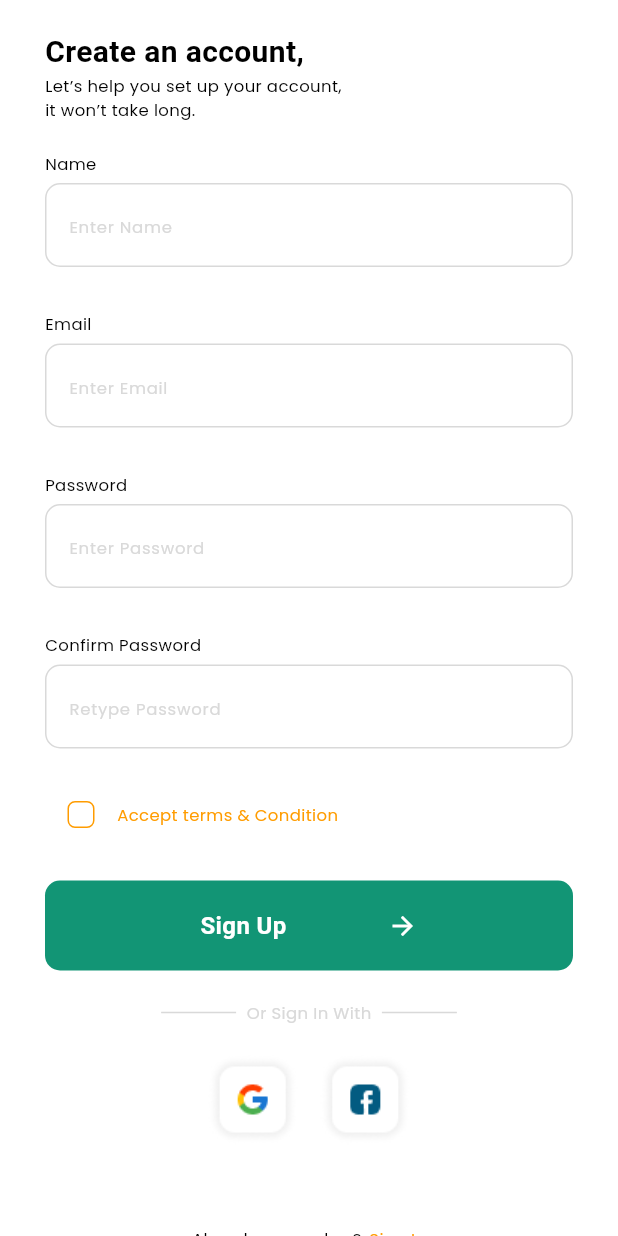
After one commit to dbwpghks56/flutter_recipe_app_course, a Flutter app: the SignUpScreen screen opened by its route, on a phone screen of 412 x 824 dp. The commit adds this screen. Run offline on Flutter 3.47's test engine with Material 3 defaults, Android fonts, the phone set to English and light mode, and no system bars; our stand-ins replace go_router.

Commit message:
[Feature] Sing Up Screen Create

```diff
--- a/lib/core/routing/router.dart
+++ b/lib/core/routing/router.dart
@@ -1,5 +1,6 @@
 import 'package:flutter/material.dart';
 import 'package:flutter_recipe_app_course/presentation/sign_in/sign_in_screen.dart';
+import 'package:flutter_recipe_app_course/presentation/sign_up/sign_up_screen.dart';
 import 'package:flutter_recipe_app_course/presentation/splash/splash_screen.dart';
 import 'package:go_router/go_router.dart';
 
@@ -15,13 +16,27 @@ final router = GoRouter(
     GoRoute(
       path: '/Splash',
       builder: (context, state) {
-        return const SplashScreen();
+        return SplashScreen(
+          onStartCooking: () {
+            context.go('/SignIn');
+          },
+        );
       },
     ),
     GoRoute(
       path: '/SignIn',
       builder: (context, state) {
-        return const SignInScreen();
+        return SignInScreen(
+          onSignUp: () {
+            context.go('/SignUp');
+          },
+        );
+      },
+    ),
+    GoRoute(
+      path: '/SignUp',
+      builder: (context, state) {
+        return const SignUpScreen();
       },
     ),
     GoRoute(
--- a/lib/main.dart
+++ b/lib/main.dart
@@ -7,6 +7,7 @@ import 'package:flutter_recipe_app_course/core/presentation/components/rating_bu
 import 'package:flutter_recipe_app_course/core/presentation/components/small_button.dart';
 import 'package:flutter_recipe_app_course/core/presentation/components/two_tab.dart';
 import 'package:flutter_recipe_app_course/core/presentation/dialogs/rating_dialog.dart';
+import 'package:flutter_recipe_app_course/ui/color_styles.dart';
 import 'package:flutter_recipe_app_course/ui/text_styles.dart';
 
 import 'core/routing/router.dart';
@@ -26,7 +27,9 @@ class MyApp extends StatelessWidget {
       title: 'Flutter Demo',
       debugShowCheckedModeBanner: false,
       theme: ThemeData(
-        colorScheme: const ColorScheme.light(),
+        colorScheme: const ColorScheme.light(
+          primary: ColorStyles.primary100,
+        ),
         scaffoldBackgroundColor: Colors.white,
         useMaterial3: true,
       ),
--- a/lib/presentation/sign_in/sign_in_screen.dart
+++ b/lib/presentation/sign_in/sign_in_screen.dart
@@ -6,7 +6,11 @@ import 'package:flutter_recipe_app_course/ui/color_styles.dart';
 import '../../ui/text_styles.dart';
 
 class SignInScreen extends StatelessWidget {
-  const SignInScreen({super.key});
+  final void Function() onSignUp;
+  const SignInScreen({
+    super.key,
+    required this.onSignUp,
+  });
 
   @override
   Widget build(BuildContext context) {
@@ -100,10 +104,13 @@ class SignInScreen extends StatelessWidget {
                     ),
                   ),
                   const SizedBox(width: 5),
-                  Text(
-                    "Sign Up",
-                    style: TextStyles.smallerTextRegular.copyWith(
-                      color: ColorStyles.secondary100,
+                  GestureDetector(
+                    onTap: onSignUp,
+                    child: Text(
+                      "Sign Up",
+                      style: TextStyles.smallerTextRegular.copyWith(
+                        color: ColorStyles.secondary100,
+                      ),
                     ),
                   ),
                 ],
--- /dev/null
+++ b/lib/presentation/sign_up/sign_up_screen.dart
@@ -0,0 +1,156 @@
+import 'package:flutter/material.dart';
+import 'package:flutter_recipe_app_course/core/presentation/components/big_button.dart';
+import 'package:flutter_recipe_app_course/core/presentation/components/input_field.dart';
+import 'package:flutter_recipe_app_course/ui/color_styles.dart';
+import 'package:flutter_recipe_app_course/ui/text_styles.dart';
+
+class SignUpScreen extends StatefulWidget {
+  const SignUpScreen({super.key});
+
+  @override
+  State<SignUpScreen> createState() => _SignUpScreenState();
+}
+
+class _SignUpScreenState extends State<SignUpScreen> {
+  bool _isChecked = false;
+  @override
+  Widget build(BuildContext context) {
+    return Scaffold(
+      body: SafeArea(
+        child: SingleChildScrollView(
+          child: Padding(
+            padding: const EdgeInsets.symmetric(horizontal: 30.0),
+            child: Column(
+              crossAxisAlignment: CrossAxisAlignment.start,
+              children: [
+                const SizedBox(height: 20),
+                const Text(
+                  "Create an account,",
+                  style: TextStyles.largeTextBold,
+                ),
+                const SizedBox(
+                  width: 200,
+                  child: Text(
+                    "Let’s help you set up your account, it won’t take long.",
+                    style: TextStyles.smallerTextRegular,
+                  ),
+                ),
+                const SizedBox(height: 20),
+                const InputField(
+                  label: "Name",
+                  placeHolder: "Enter Name",
+                ),
+                const SizedBox(height: 30),
+                const InputField(
+                  label: "Email",
+                  placeHolder: "Enter Email",
+                ),
+                const SizedBox(height: 30),
+                const InputField(
+                  label: "Password",
+                  placeHolder: "Enter Password",
+                ),
+                const SizedBox(height: 30),
+                const InputField(
+                  label: "Confirm Password",
+                  placeHolder: "Retype Password",
+                ),
+                const SizedBox(height: 20),
+                Row(
+                  children: [
+                    Checkbox(
+                      value: _isChecked,
+                      onChanged: (value) {
+                        setState(() {
+                          _isChecked = value!;
+                        });
+                      },
+                      activeColor: ColorStyles.secondary100,
+                      shape: RoundedRectangleBorder(
+                        borderRadius: BorderRadius.circular(5),
+                      ),
+                      side: BorderSide(
+                        color: ColorStyles.secondary100,
+                      ),
+                    ),
+                    Text(
+                      "Accept terms & Condition",
+                      style: TextStyles.smallerTextRegular.copyWith(
+                        color: ColorStyles.secondary100,
+                      ),
+                    ),
+                  ],
+                ),
+                const SizedBox(height: 20),
+                BigButton(
+                  "Sign Up",
+                  onPressed: () {},
+                ),
+                const SizedBox(height: 20),
+                Row(
+                  mainAxisAlignment: MainAxisAlignment.center,
+                  children: [
+                    Container(
+                      height: 1,
+                      width: 50,
+                      color: ColorStyles.gray4,
+                    ),
+                    const SizedBox(width: 7),
+                    Text(
+                      "Or Sign In With",
+                      style: TextStyles.smallerTextRegular.copyWith(
+                        color: ColorStyles.gray4,
+                      ),
+                    ),
+                    const SizedBox(width: 7),
+                    Container(
+                      height: 1,
+                      width: 50,
+                      color: ColorStyles.gray4,
+                    ),
+                  ],
+                ),
+                const SizedBox(height: 20),
+                Row(
+                  mainAxisAlignment: MainAxisAlignment.center,
+                  children: [
+                    Image.asset(
+                      "assets/image/google_button.png",
+                      width: 60,
+                      height: 60,
+                    ),
+                    const SizedBox(width: 15),
+                    Image.asset(
+                      "assets/image/facebook_button.png",
+                      width: 60,
+                      height: 60,
+                    ),
+                  ],
+                ),
+                const SizedBox(height: 55),
+                Row(
+                  mainAxisAlignment: MainAxisAlignment.center,
+                  children: [
+                    Text(
+                      "Already a member?",
+                      style: TextStyles.smallerTextRegular.copyWith(
+                        color: ColorStyles.black,
+                      ),
+                    ),
+                    const SizedBox(width: 5),
+                    Text(
+                      "Sign In",
+                      style: TextStyles.smallerTextRegular.copyWith(
+                        color: ColorStyles.secondary100,
+                      ),
+                    ),
+                  ],
+                ),
+              ],
+            ),
+          ),
+        ),
+      ),
+    );
+  }
+}
--- a/lib/presentation/splash/splash_screen.dart
+++ b/lib/presentation/splash/splash_screen.dart
@@ -4,7 +4,11 @@ import 'package:flutter_recipe_app_course/ui/color_styles.dart';
 import 'package:flutter_recipe_app_course/ui/text_styles.dart';
 
 class SplashScreen extends StatelessWidget {
-  const SplashScreen({super.key});
+  final void Function() onStartCooking;
+  const SplashScreen({
+    super.key,
+    required this.onStartCooking,
+  });
 
   @override
   Widget build(BuildContext context) {
@@ -57,10 +61,10 @@ class SplashScreen extends StatelessWidget {
                 ),
                 const SizedBox(height: 64),
                 Padding(
-                  padding: const EdgeInsets.symmetric(horizontal: 60.0),
+                  padding: const EdgeInsets.symmetric(horizontal: 66.0),
                   child: MediumButton(
                     "Start Cooking",
-                    onPressed: () {},
+                    onPressed: onStartCooking,
                   ),
                 ),
                 const SizedBox(height: 84),
```
